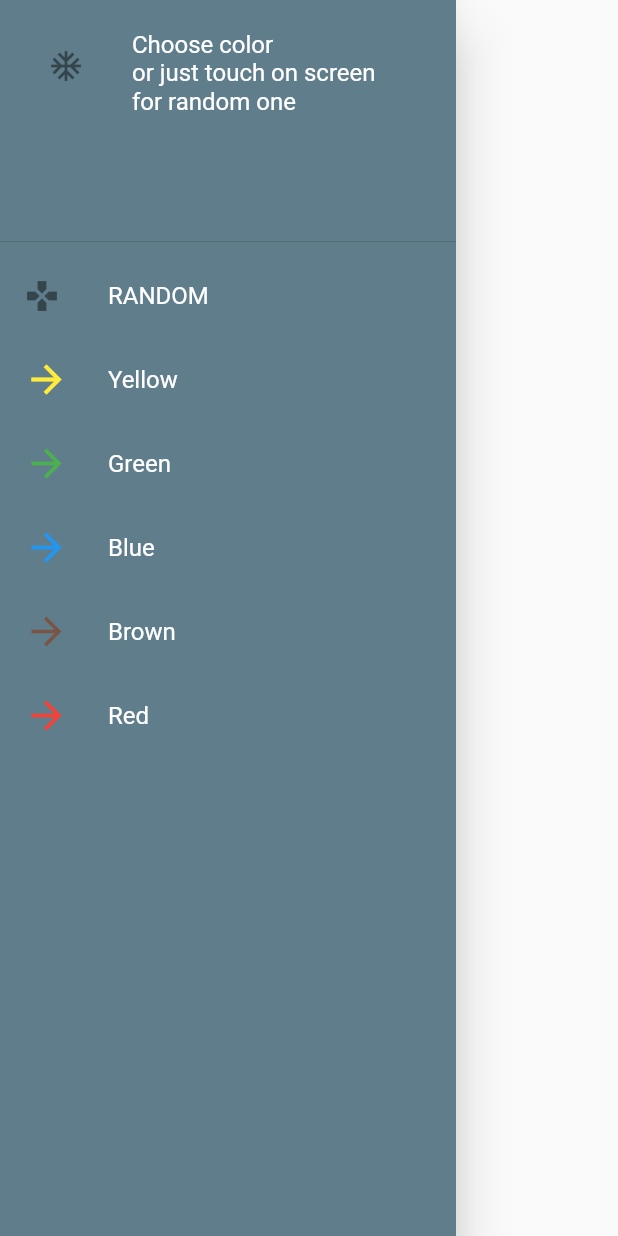
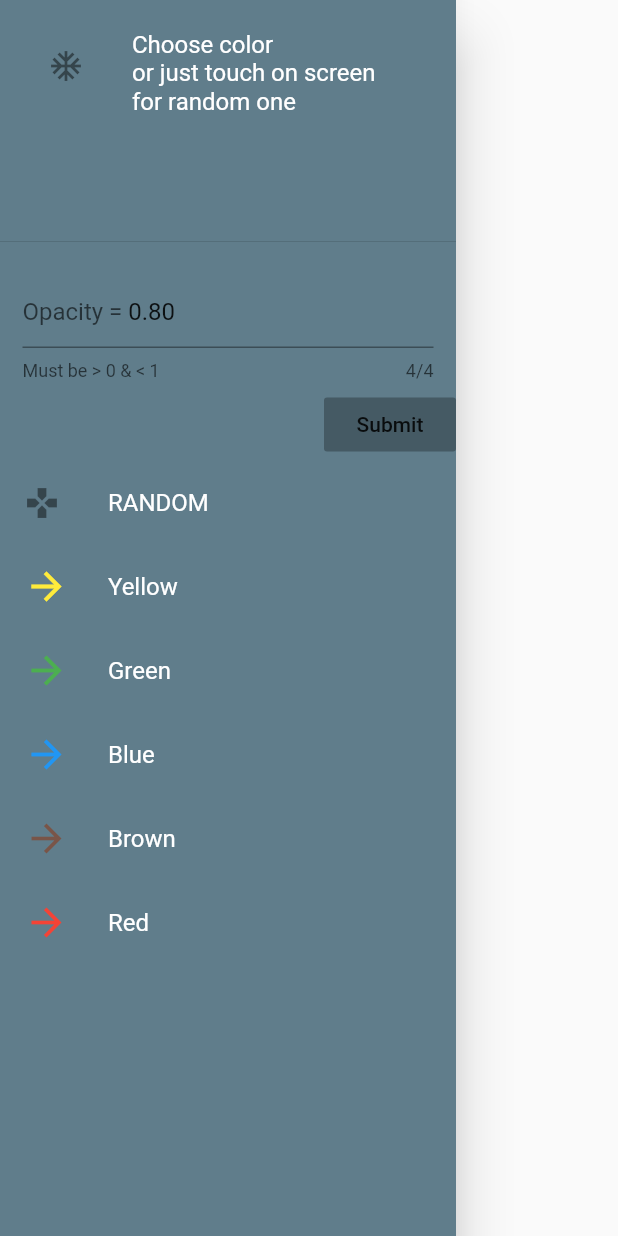
Before and after one commit to niverovskiinn/test_app_flutter, a Flutter app: the MyDrawer widget shown alone on an empty page, opened directly, on a phone screen of 412 x 824 dp. Run offline on Flutter 3.47's test engine with Material 2 defaults, Android fonts, the phone set to English and light mode, and no system bars; our stand-ins replace rxdart.

Commit message:
Add opacity editing

```diff
--- a/lib/blocs/colorBloc.dart
+++ b/lib/blocs/colorBloc.dart
@@ -4,7 +4,6 @@ import 'dart:math';
 import 'package:flutter/material.dart';
 import 'package:rxdart/rxdart.dart';
 import 'package:test_app_flutter/config/constants.dart' as Constants;
-
 
 class ColorBloc {
   Color _color;
@@ -15,10 +14,7 @@ class ColorBloc {
     _changeColor.add(_color);
   }
 
-  final _colorStream =
-      BehaviorSubject<Color>.seeded(_generateColor());
-
-  void nextColor() => _changeColor.add(_generateColor());
+  final _colorStream = BehaviorSubject<Color>.seeded(_generateColor());
 
   Stream<Color> get backgroundColor => _colorStream.stream;
 
@@ -48,4 +44,9 @@ class ColorBloc {
     return Color.fromRGBO(_random.nextInt(255), _random.nextInt(255),
         _random.nextInt(255), Constants.colorOpacity);
   }
+
+  void nextColor() => _changeColor.add(_generateColor());
+
+  void changeColorOpacity(double opacity) =>
+      _changeColor.add(_color.withOpacity(opacity));
 }
--- a/lib/my_drawer.dart
+++ b/lib/my_drawer.dart
@@ -1,3 +1,4 @@
+import 'package:flutter/cupertino.dart';
 import 'package:flutter/material.dart';
 import 'package:provider/provider.dart';
 import 'package:test_app_flutter/blocs/colorBloc.dart';
@@ -6,8 +7,14 @@ import 'package:test_app_flutter/config/constants.dart' as Constants;
 class MyDrawer extends StatelessWidget {
   @override
   Widget build(BuildContext context) {
+    TextEditingController controller = TextEditingController();
     return Consumer<ColorBloc>(
         builder: (BuildContext context, ColorBloc value, Widget child) {
+      return StreamBuilder<Color>(
+          stream: value.backgroundColor,
+          builder: (context, snapshot) {
+            if (snapshot.hasData)
+              controller.text = snapshot.data.opacity.toStringAsPrecision(2);
             return Drawer(
               child: Container(
                 color: Colors.blueGrey,
@@ -22,10 +29,39 @@ class MyDrawer extends StatelessWidget {
                         ),
                       ),
                     ),
+                    Container(
+                      margin: EdgeInsets.fromLTRB(15, 15, 15, 5),
+                      child: TextField(
+                        controller: controller,
+                        maxLengthEnforced: true,
+                        maxLength: 4,
+                        decoration: InputDecoration(
+                            helperText: "Must be > 0 & < 1",
+                            prefixText: "Opacity = "),
+                        keyboardType:
+                            TextInputType.numberWithOptions(decimal: true),
+                      ),
+                    ),
+                    Row(
+                      mainAxisAlignment: MainAxisAlignment.end,
+                      children: <Widget>[
+                        FlatButton(
+                          color: Colors.blueGrey[700],
+                          child: Text("Submit"),
+                          onPressed: () {
+                            FocusScope.of(context).unfocus();
+                            value.changeColorOpacity(
+                                double.parse(controller.text));
+                          },
+                        ),
+                      ],
+                    ),
                     ListTile(
                       leading: Icon(Icons.gamepad),
-                title: Text("RANDOM",
-                  style: TextStyle(color: Colors.white),),
+                      title: Text(
+                        "RANDOM",
+                        style: TextStyle(color: Colors.white),
+                      ),
                       onTap: () {
                         value.nextColor();
                       },
@@ -41,15 +77,18 @@ class MyDrawer extends StatelessWidget {
                               color: el.value,
                               size: 30.0,
                             ),
-                      title: Text(el.key,
-                        style: TextStyle(color: Colors.white),),
+                            title: Text(
+                              el.key,
+                              style: TextStyle(color: Colors.white),
+                            ),
                           ),
                         )
-                  .toList()
+                        .toList(),
                   ],
                 ),
               ),
             );
           });
+    });
   }
 }
```
Lines whose indentation alone changed are shown as unchanged.
